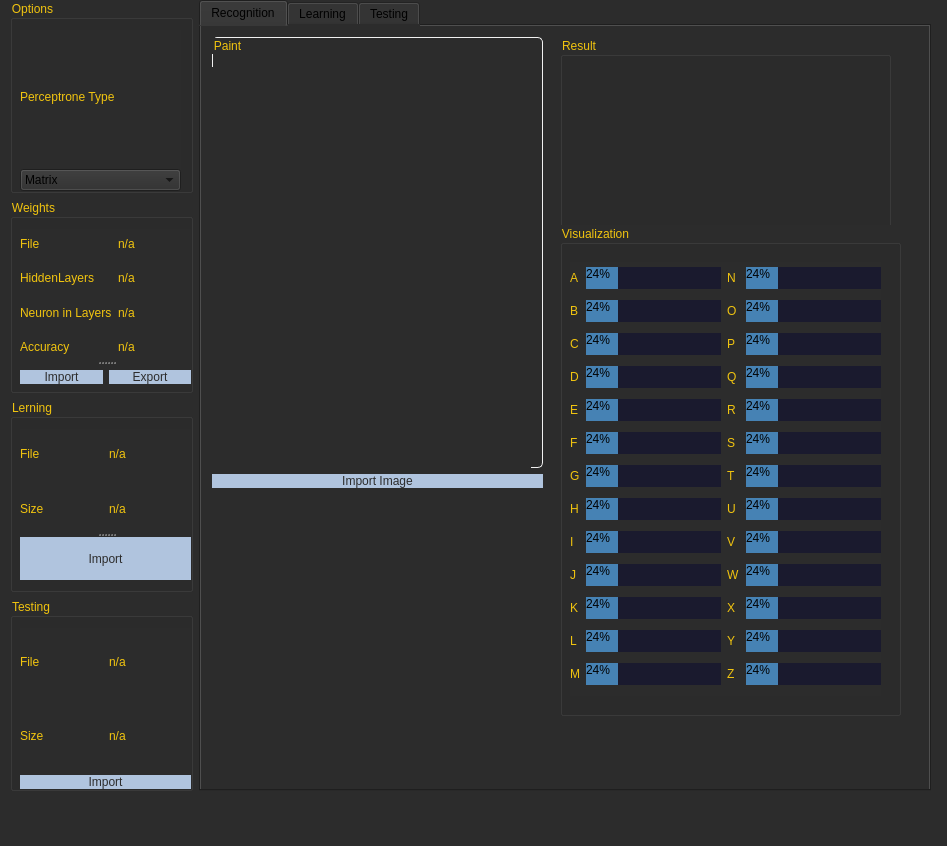
Above: MLP/src/view/view.ui from VladBigBrain/VladBigBrain before the change. Below: the same form after it.
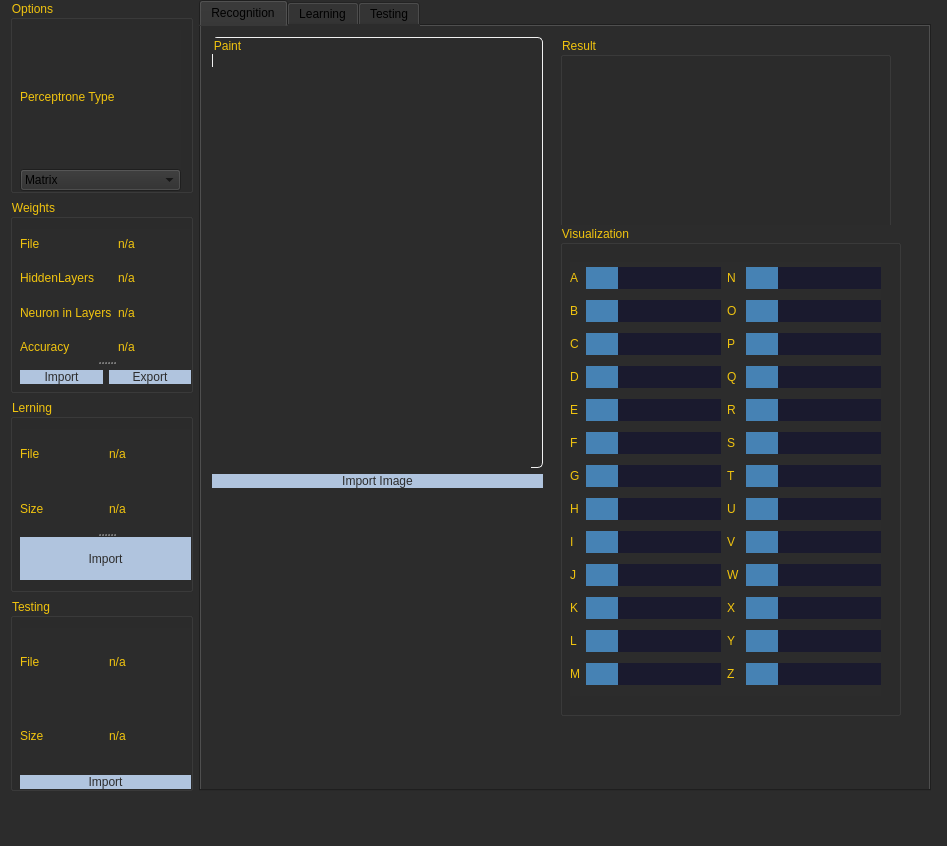
That is the form after the change. Custom widgets are drawn as their Qt base class.

```diff
--- a/MLP/src/view/view.ui
+++ b/MLP/src/view/view.ui
@@ -70,6 +70,12 @@
 </string>
   </property>
   <widget class="QWidget" name="centralwidget">
+   <property name="minimumSize">
+    <size>
+     <width>500</width>
+     <height>500</height>
+    </size>
+   </property>
    <widget class="QWidget" name="layoutWidget">
     <property name="geometry">
      <rect>
@@ -349,6 +355,12 @@
      </item>
      <item row="0" column="1">
       <widget class="QTabWidget" name="ControlWidget">
+       <property name="minimumSize">
+        <size>
+         <width>555</width>
+         <height>555</height>
+        </size>
+       </property>
        <property name="currentIndex">
         <number>0</number>
        </property>
@@ -403,6 +415,9 @@
              <property name="value">
               <number>24</number>
              </property>
+             <property name="textVisible">
+              <bool>false</bool>
+             </property>
             </widget>
            </item>
            <item row="0" column="2">
@@ -417,6 +432,9 @@
              <property name="value">
               <number>24</number>
              </property>
+             <property name="textVisible">
+              <bool>false</bool>
+             </property>
             </widget>
            </item>
            <item row="1" column="0">
@@ -431,6 +449,9 @@
              <property name="value">
               <number>24</number>
              </property>
+             <property name="textVisible">
+              <bool>false</bool>
+             </property>
             </widget>
            </item>
            <item row="1" column="2">
@@ -445,6 +466,9 @@
              <property name="value">
               <number>24</number>
              </property>
+             <property name="textVisible">
+              <bool>false</bool>
+             </property>
             </widget>
            </item>
            <item row="2" column="0">
@@ -459,6 +483,9 @@
              <property name="value">
               <number>24</number>
              </property>
+             <property name="textVisible">
+              <bool>false</bool>
+             </property>
             </widget>
            </item>
            <item row="2" column="2">
@@ -473,6 +500,9 @@
              <property name="value">
               <number>24</number>
              </property>
+             <property name="textVisible">
+              <bool>false</bool>
+             </property>
             </widget>
            </item>
            <item row="3" column="0">
@@ -487,6 +517,9 @@
              <property name="value">
               <number>24</number>
              </property>
+             <property name="textVisible">
+              <bool>false</bool>
+             </property>
             </widget>
            </item>
            <item row="3" column="2">
@@ -501,6 +534,9 @@
              <property name="value">
               <number>24</number>
              </property>
+             <property name="textVisible">
+              <bool>false</bool>
+             </property>
             </widget>
            </item>
            <item row="4" column="0">
@@ -515,6 +551,9 @@
              <property name="value">
               <number>24</number>
              </property>
+             <property name="textVisible">
+              <bool>false</bool>
+             </property>
             </widget>
            </item>
            <item row="4" column="2">
@@ -529,6 +568,9 @@
              <property name="value">
               <number>24</number>
              </property>
+             <property name="textVisible">
+              <bool>false</bool>
+             </property>
             </widget>
            </item>
            <item row="5" column="0">
@@ -543,6 +585,9 @@
              <property name="value">
               <number>24</number>
              </property>
+             <property name="textVisible">
+              <bool>false</bool>
+             </property>
             </widget>
            </item>
            <item row="5" column="2">
@@ -557,6 +602,9 @@
              <property name="value">
               <number>24</number>
              </property>
+             <property name="textVisible">
+              <bool>false</bool>
+             </property>
             </widget>
            </item>
            <item row="6" column="0">
@@ -571,6 +619,9 @@
              <property name="value">
               <number>24</number>
              </property>
+             <property name="textVisible">
+              <bool>false</bool>
+             </property>
             </widget>
            </item>
            <item row="6" column="2">
@@ -585,6 +636,9 @@
              <property name="value">
               <number>24</number>
              </property>
+             <property name="textVisible">
+              <bool>false</bool>
+             </property>
             </widget>
            </item>
            <item row="7" column="0">
@@ -599,6 +653,9 @@
              <property name="value">
               <number>24</number>
              </property>
+             <property name="textVisible">
+              <bool>false</bool>
+             </property>
             </widget>
            </item>
            <item row="7" column="2">
@@ -613,6 +670,9 @@
              <property name="value">
               <number>24</number>
              </property>
+             <property name="textVisible">
+              <bool>false</bool>
+             </property>
             </widget>
            </item>
            <item row="8" column="0">
@@ -627,6 +687,9 @@
              <property name="value">
               <number>24</number>
              </property>
+             <property name="textVisible">
+              <bool>false</bool>
+             </property>
             </widget>
            </item>
            <item row="8" column="2">
@@ -641,6 +704,9 @@
              <property name="value">
               <number>24</number>
              </property>
+             <property name="textVisible">
+              <bool>false</bool>
+             </property>
             </widget>
            </item>
            <item row="9" column="0">
@@ -655,6 +721,9 @@
              <property name="value">
               <number>24</number>
              </property>
+             <property name="textVisible">
+              <bool>false</bool>
+             </property>
             </widget>
            </item>
            <item row="9" column="2">
@@ -669,6 +738,9 @@
              <property name="value">
               <number>24</number>
              </property>
+             <property name="textVisible">
+              <bool>false</bool>
+             </property>
             </widget>
            </item>
            <item row="10" column="0">
@@ -683,6 +755,9 @@
              <property name="value">
               <number>24</number>
              </property>
+             <property name="textVisible">
+              <bool>false</bool>
+             </property>
             </widget>
            </item>
            <item row="10" column="2">
@@ -697,6 +772,9 @@
              <property name="value">
               <number>24</number>
              </property>
+             <property name="textVisible">
+              <bool>false</bool>
+             </property>
             </widget>
            </item>
            <item row="11" column="0">
@@ -711,6 +789,9 @@
              <property name="value">
               <number>24</number>
              </property>
+             <property name="textVisible">
+              <bool>false</bool>
+             </property>
             </widget>
            </item>
            <item row="11" column="2">
@@ -725,6 +806,9 @@
              <property name="value">
               <number>24</number>
              </property>
+             <property name="textVisible">
+              <bool>false</bool>
+             </property>
             </widget>
            </item>
            <item row="12" column="0">
@@ -739,6 +823,9 @@
              <property name="value">
               <number>24</number>
              </property>
+             <property name="textVisible">
+              <bool>false</bool>
+             </property>
             </widget>
            </item>
            <item row="12" column="2">
@@ -753,6 +840,9 @@
              <property name="value">
               <number>24</number>
              </property>
+             <property name="textVisible">
+              <bool>false</bool>
+             </property>
             </widget>
            </item>
           </layout>
```
